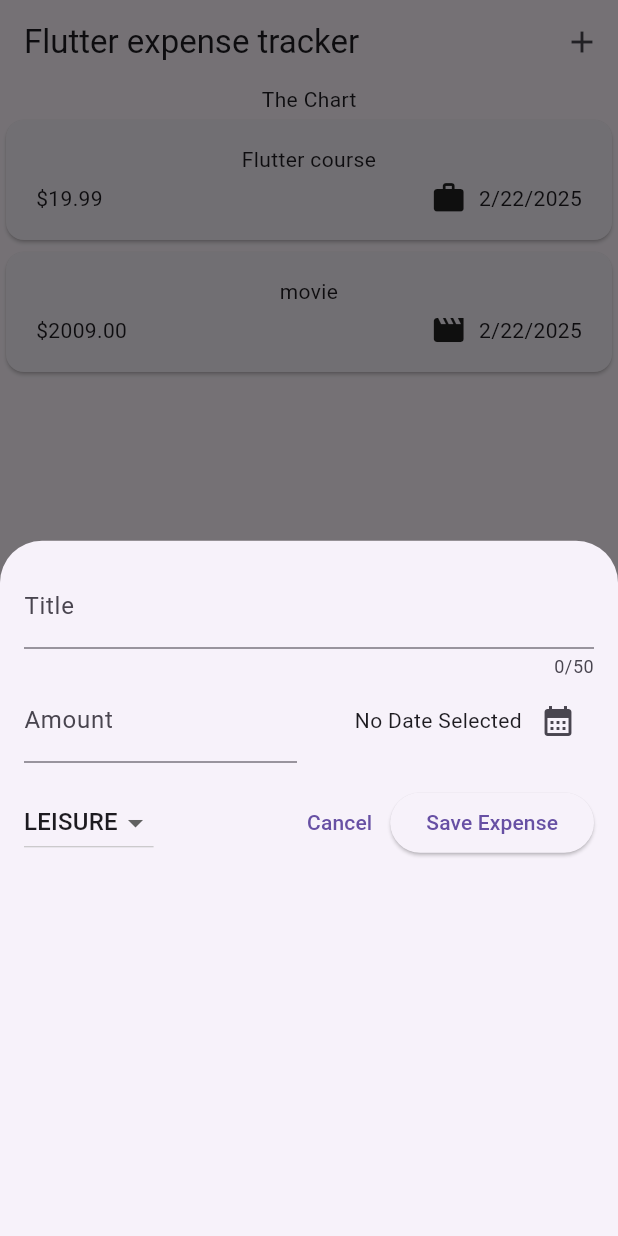
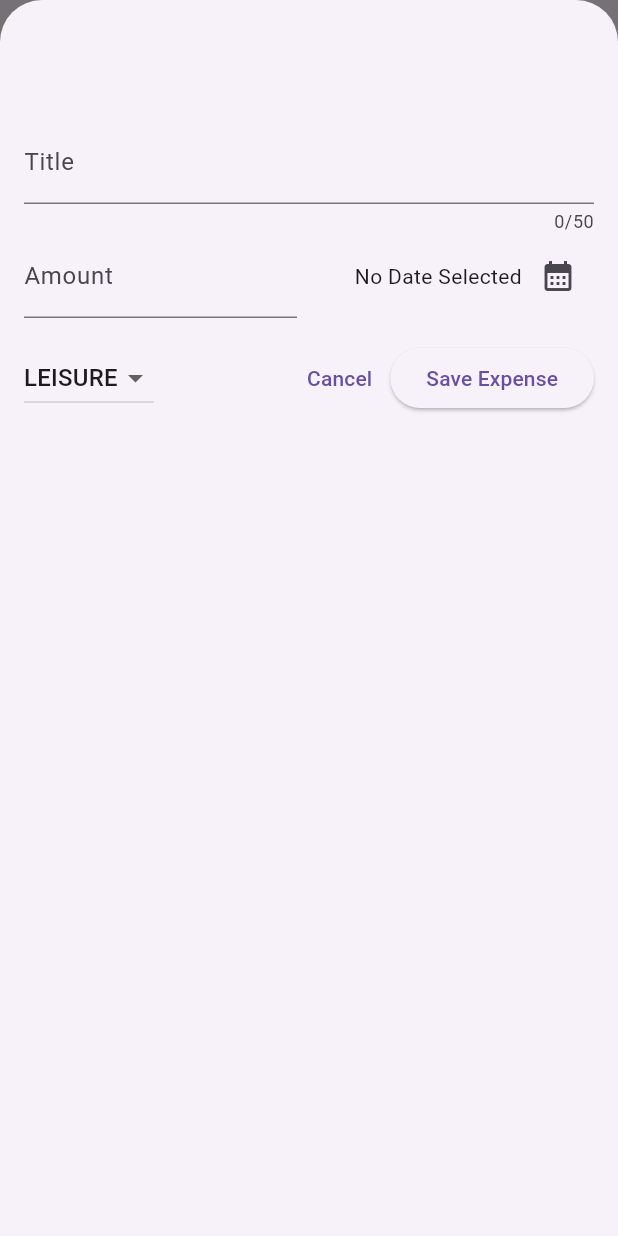
Before and after one commit to avikcodes04/ExpenseTracker, a Flutter app: the screen it shows after launch, after a tap on the "add" icon, on a phone screen of 412 x 824 dp. Run offline on Flutter 3.47's test engine with Material 3 defaults, Android fonts, the phone set to English and light mode, and no system bars.

Commit message:
CREATED A FULL SCREEN MODAL

```diff
--- a/lib/widgets/expenses.dart
+++ b/lib/widgets/expenses.dart
@@ -27,13 +27,16 @@ class _ExpensesState extends State<Expenses> {
   ];
   void _openAddExpenseOverlay() {
     showModalBottomSheet(
+      isScrollControlled: true,
       context: context,
-      builder: (ctx) => const NewExpense(),
+      builder: (ctx) => NewExpense(onAddExpense: _addExpense),
     );
   }
 
   void _addExpense(expense) {
-    _registeredExpenses.add(expense);
+    setState(() {
+      _registeredExpenses.add(expense);
+    });
   }
 
   @override
--- a/lib/widgets/expenses_list/expense_item.dart
+++ b/lib/widgets/expenses_list/expense_item.dart
@@ -17,10 +17,10 @@ class ExpenseItem extends StatelessWidget {
               expense.title,
               textAlign: TextAlign.right, //why this feature isnt working
             ),
-            SizedBox(height: 4),
+            SizedBox(height: 10),
             Row(
               children: [
-                Text('\$${expense.amount.toStringAsFixed(2)}'),
+                Text('₹${expense.amount.toStringAsFixed(2)}'),
                 Spacer(),
                 Row(
                   children: [
--- a/lib/widgets/new_expense.dart
+++ b/lib/widgets/new_expense.dart
@@ -5,8 +5,9 @@ import 'package:expense_tracker/model/expense.dart';
 final formatter = DateFormat.yMd();
 
 class NewExpense extends StatefulWidget {
-  const NewExpense({super.key});
+  const NewExpense({super.key, required this.onAddExpense});
 
+  final void Function(Expense expense) onAddExpense;
   @override
   State<NewExpense> createState() => _NewExpenseState();
 }
@@ -57,6 +58,15 @@ class _NewExpenseState extends State<NewExpense> {
       );
       return;
     }
+    widget.onAddExpense(
+      Expense(
+        title: _titleController.text,
+        category: _selectedCategory,
+        amount: eneteredAmount,
+        date: _selectedDate!,
+      ),
+    );
+    Navigator.pop(context);
   }
 
   @override
@@ -69,7 +79,7 @@ class _NewExpenseState extends State<NewExpense> {
   @override
   Widget build(BuildContext context) {
     return Padding(
-      padding: EdgeInsets.all(16),
+      padding: EdgeInsets.fromLTRB(16, 80, 16, 16),
       child: Column(
         children: [
           TextField(
```
